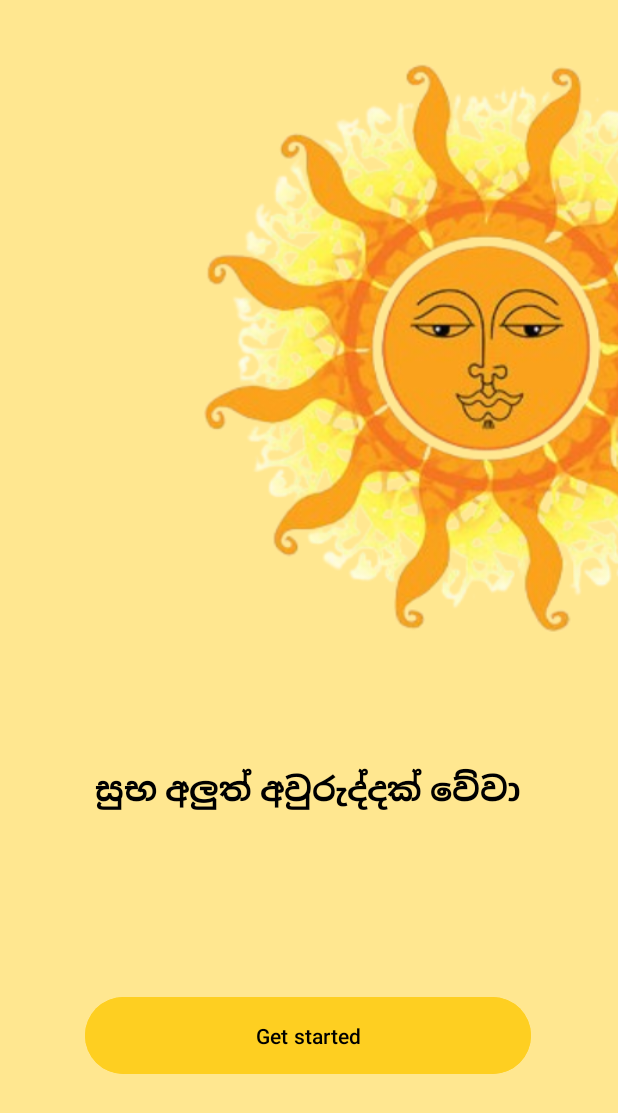
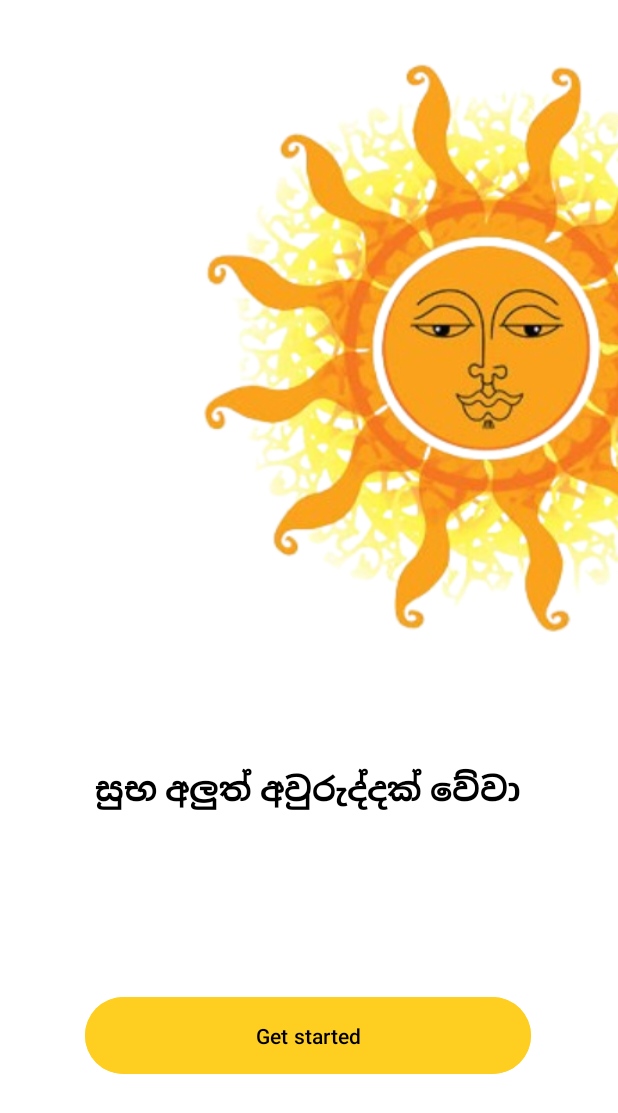
Before and after one commit to isukanimalasuriya/AwuruduApp, an Android app: the screen it shows after launch (OnBoardScreen), on a phone screen of 412 x 824 dp. Shown: the top 1113 px of the screen. Run offline under Robolectric (Android 15) with nearby library versions, the phone set to English and light mode, and no system bars.

Commit message:
Color changed

```diff
--- a/app/src/main/res/layout/activity_on_board_screen.xml
+++ b/app/src/main/res/layout/activity_on_board_screen.xml
@@ -5,7 +5,7 @@
     android:id="@+id/main"
     android:layout_width="match_parent"
     android:layout_height="match_parent"
-    android:background="@color/primary2"
+    android:background="@color/white"
     tools:context=".OnBoardScreen">
 
     <ImageView
```
